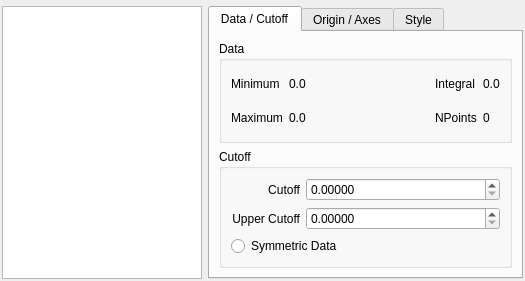
Qt form trunk/src/gui/grids.ui (trisyoungs/aten) before a commit.
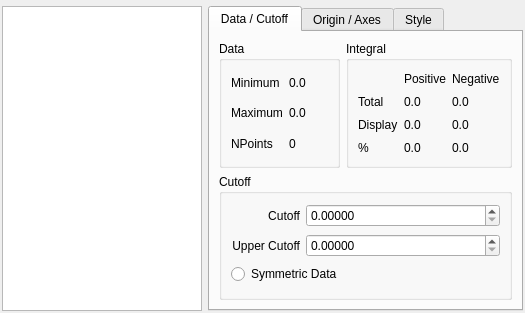
The same form after that commit. The open tabs and pages were chosen to show the change. Icons and pictures are not drawn. Custom widgets are drawn as their Qt base class.

Commit message: Updated Grid class (and Grids window) to calculate (and display) total and cut volume integrals.

```diff
--- a/trunk/src/gui/grids.ui
+++ b/trunk/src/gui/grids.ui
@@ -1,12 +1,12 @@
 <ui version="4.0" >
  <class>GridsDialog</class>
- <widget class="QDialog" name="GridsDialog" >
-  <property name="geometry" >
+ <widget class="QDialog" name="GridsDialog">
+  <property name="geometry">
    <rect>
     <x>0</x>
     <y>0</y>
-    <width>498</width>
-    <height>281</height>
+    <width>494</width>
+    <height>313</height>
    </rect>
   </property>
   <property name="windowTitle" >
@@ -68,99 +68,171 @@
        <property name="currentIndex" >
         <number>2</number>
        </property>
-       <widget class="QWidget" name="DataCutoff" >
-        <property name="geometry" >
-         <rect>
-          <x>0</x>
-          <y>0</y>
-          <width>282</width>
-          <height>233</height>
-         </rect>
-        </property>
-        <attribute name="title" >
+       <widget class="QWidget" name="DataCutoff">
+        <attribute name="title">
          <string>Data / Cutoff</string>
         </attribute>
         <layout class="QVBoxLayout" name="verticalLayout" >
          <item>
-          <widget class="QGroupBox" name="groupBox_2" >
-           <property name="title" >
-            <string>Data</string>
-           </property>
-           <layout class="QHBoxLayout" name="horizontalLayout_2" >
-            <item>
-             <layout class="QGridLayout" name="gridLayout" >
-              <item row="0" column="1" >
-               <widget class="QLabel" name="GridMinimumLabel" >
-                <property name="sizePolicy" >
-                 <sizepolicy vsizetype="Preferred" hsizetype="Expanding" >
-                  <horstretch>0</horstretch>
-                  <verstretch>0</verstretch>
-                 </sizepolicy>
-                </property>
-                <property name="text" >
-                 <string>0.0</string>
-                </property>
-               </widget>
+          <layout class="QHBoxLayout" name="horizontalLayout_4">
+           <item>
+            <widget class="QGroupBox" name="groupBox_2">
+             <property name="title">
+              <string>Data</string>
+             </property>
+             <layout class="QHBoxLayout" name="horizontalLayout_2">
+              <item>
+               <layout class="QGridLayout" name="gridLayout">
+                <item row="0" column="0">
+                 <widget class="QLabel" name="label_39">
+                  <property name="text">
+                   <string>Minimum</string>
+                  </property>
+                 </widget>
+                </item>
+                <item row="0" column="1">
+                 <widget class="QLabel" name="GridMinimumLabel">
+                  <property name="sizePolicy">
+                   <sizepolicy hsizetype="Expanding" vsizetype="Preferred">
+                    <horstretch>0</horstretch>
+                    <verstretch>0</verstretch>
+                   </sizepolicy>
+                  </property>
+                  <property name="text">
+                   <string>0.0</string>
+                  </property>
+                 </widget>
+                </item>
+                <item row="1" column="0">
+                 <widget class="QLabel" name="label_38">
+                  <property name="text">
+                   <string>Maximum</string>
+                  </property>
+                 </widget>
+                </item>
+                <item row="1" column="1">
+                 <widget class="QLabel" name="GridMaximumLabel">
+                  <property name="sizePolicy">
+                   <sizepolicy hsizetype="Expanding" vsizetype="Preferred">
+                    <horstretch>0</horstretch>
+                    <verstretch>0</verstretch>
+                   </sizepolicy>
+                  </property>
+                  <property name="text">
+                   <string>0.0</string>
+                  </property>
+                 </widget>
+                </item>
+                <item row="2" column="0">
+                 <widget class="QLabel" name="label_2">
+                  <property name="text">
+                   <string>NPoints</string>
+                  </property>
+                 </widget>
+                </item>
+                <item row="2" column="1">
+                 <widget class="QLabel" name="GridNPointsLabel">
+                  <property name="text">
+                   <string>0</string>
+                  </property>
+                 </widget>
+                </item>
+               </layout>
               </item>
-              <item row="2" column="0" >
-               <widget class="QLabel" name="label_38" >
-                <property name="text" >
-                 <string>Maximum</string>
-                </property>
-               </widget>
+             </layout>
+            </widget>
+           </item>
+           <item>
+            <widget class="QGroupBox" name="groupBox_4">
+             <property name="title">
+              <string>Integral</string>
+             </property>
+             <layout class="QHBoxLayout" name="horizontalLayout_3">
+              <item>
+               <layout class="QGridLayout" name="gridLayout_3">
+                <item row="1" column="0">
+                 <widget class="QLabel" name="label_342343">
+                  <property name="text">
+                   <string>Total</string>
+                  </property>
+                 </widget>
+                </item>
+                <item row="1" column="1">
+                 <widget class="QLabel" name="GridTotalPositiveIntegralLabel">
+                  <property name="text">
+                   <string>0.0</string>
+                  </property>
+                 </widget>
+                </item>
+                <item row="2" column="0">
+                 <widget class="QLabel" name="label_9">
+                  <property name="text">
+                   <string>Display</string>
+                  </property>
+                 </widget>
+                </item>
+                <item row="2" column="1">
+                 <widget class="QLabel" name="GridPartialPositiveIntegralLabel">
+                  <property name="text">
+                   <string>0.0</string>
+                  </property>
+                 </widget>
+                </item>
+                <item row="3" column="0">
+                 <widget class="QLabel" name="label_10">
+                  <property name="text">
+                   <string>%</string>
+                  </property>
+                 </widget>
+                </item>
+                <item row="3" column="1">
+                 <widget class="QLabel" name="GridPercentagePositiveIntegralLabel">
+                  <property name="text">
+                   <string>0.0</string>
+                  </property>
+                 </widget>
+                </item>
+                <item row="0" column="1">
+                 <widget class="QLabel" name="label_3">
+                  <property name="text">
+                   <string>Positive</string>
+                  </property>
+                 </widget>
+                </item>
+                <item row="0" column="2">
+                 <widget class="QLabel" name="label_4">
+                  <property name="text">
+                   <string>Negative</string>
+                  </property>
+                 </widget>
+                </item>
+                <item row="1" column="2">
+                 <widget class="QLabel" name="GridTotalNegativeIntegralLabel">
+                  <property name="text">
+                   <string>0.0</string>
+                  </property>
+                 </widget>
+                </item>
+                <item row="2" column="2">
+                 <widget class="QLabel" name="GridPartialNegativeIntegralLabel">
+                  <property name="text">
+                   <string>0.0</string>
+                  </property>
+                 </widget>
+                </item>
+                <item row="3" column="2">
+                 <widget class="QLabel" name="GridPercentageNegativeIntegralLabel">
+                  <property name="text">
+                   <string>0.0</string>
+                  </property>
+                 </widget>
+                </item>
+               </layout>
               </item>
-              <item row="2" column="1" >
-               <widget class="QLabel" name="GridMaximumLabel" >
-                <property name="sizePolicy" >
-                 <sizepolicy vsizetype="Preferred" hsizetype="Expanding" >
-                  <horstretch>0</horstretch>
-                  <verstretch>0</verstretch>
-                 </sizepolicy>
-                </property>
-                <property name="text" >
-                 <string>0.0</string>
-                </property>
-               </widget>
-              </item>
-              <item row="0" column="0" >
-               <widget class="QLabel" name="label_39" >
-                <property name="text" >
-                 <string>Minimum</string>
-                </property>
-               </widget>
-              </item>
-              <item row="0" column="2" >
-               <widget class="QLabel" name="label_3" >
-                <property name="text" >
-                 <string>Integral</string>
-                </property>
-               </widget>
-              </item>
-              <item row="0" column="3" >
-               <widget class="QLabel" name="GridIntegralLabel" >
-                <property name="text" >
-                 <string>0.0</string>
-                </property>
-               </widget>
-              </item>
-              <item row="2" column="3" >
-               <widget class="QLabel" name="GridNPointsLabel" >
-                <property name="text" >
-                 <string>0</string>
-                </property>
-               </widget>
-              </item>
-              <item row="2" column="2" >
-               <widget class="QLabel" name="label_2" >
-                <property name="text" >
-                 <string>NPoints</string>
-                </property>
-               </widget>
-              </item>
              </layout>
-            </item>
-           </layout>
-          </widget>
+            </widget>
+           </item>
+          </layout>
          </item>
          <item>
           <widget class="QGroupBox" name="groupBox_3" >
```
Left out of the diff: 571 changed lines with no effect on the pictures. The commit also changes 5 other files.
